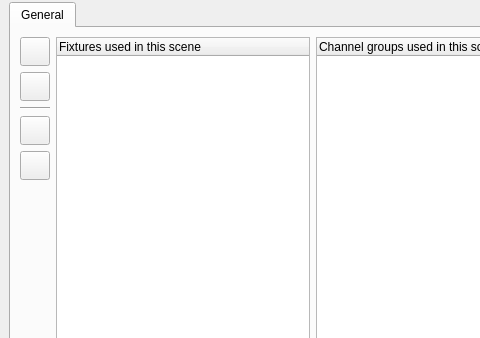
First picture: the form in ui/src/sceneeditor.ui, repository mcallegari/qlcplus, before the edit; both pictures show x 0 to 480 and y 0 to 338 of the 627 by 422 pixel window.
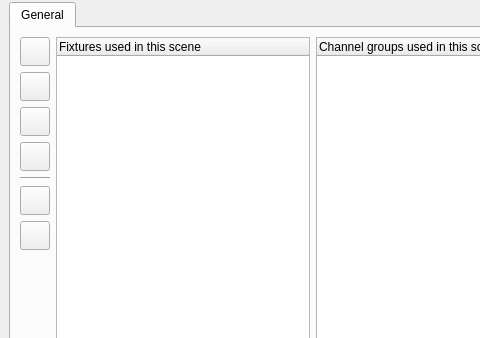
Second picture: the form after the edit. Icons and pictures are not drawn.

Commit message: engine/scene,ui/sceneeditor: implement fixture reordering

Patch:
```diff
--- a/ui/src/sceneeditor.ui
+++ b/ui/src/sceneeditor.ui
@@ -57,7 +57,7 @@
       <number>0</number>
      </property>
      <property name="elideMode">
-      <enum>Qt::ElideMiddle</enum>
+      <enum>Qt::TextElideMode::ElideMiddle</enum>
      </property>
      <widget class="QWidget" name="General">
       <attribute name="title">
@@ -67,10 +67,10 @@
        <string>General</string>
       </attribute>
       <layout class="QGridLayout" name="gridLayout">
-       <item row="9" column="3" rowspan="5">
+       <item row="9" column="3" rowspan="6">
         <spacer name="verticalSpacer">
          <property name="orientation">
-          <enum>Qt::Vertical</enum>
+          <enum>Qt::Orientation::Vertical</enum>
          </property>
          <property name="sizeHint" stdset="0">
           <size>
@@ -131,7 +131,7 @@
          </property>
         </widget>
        </item>
-       <item row="7" column="1" rowspan="7">
+       <item row="7" column="1" rowspan="8">
         <widget class="QTreeWidget" name="m_tree">
          <property name="sizePolicy">
           <sizepolicy hsizetype="Expanding" vsizetype="Expanding">
@@ -143,7 +143,7 @@
           <bool>true</bool>
          </property>
          <property name="selectionMode">
-          <enum>QAbstractItemView::ExtendedSelection</enum>
+          <enum>QAbstractItemView::SelectionMode::ExtendedSelection</enum>
          </property>
          <property name="rootIsDecorated">
           <bool>false</bool>
@@ -181,7 +181,41 @@
          </property>
         </widget>
        </item>
-       <item row="7" column="2" rowspan="7">
+       <item row="9" column="0">
+        <widget class="QToolButton" name="m_moveFixtureUpButton">
+         <property name="toolTip">
+          <string>Move the selected fixture up in the list</string>
+         </property>
+         <property name="icon">
+          <iconset resource="qlcui.qrc">
+           <normaloff>:/up.png</normaloff>:/up.png</iconset>
+         </property>
+         <property name="iconSize">
+          <size>
+           <width>22</width>
+           <height>22</height>
+          </size>
+         </property>
+        </widget>
+       </item>
+       <item row="10" column="0">
+        <widget class="QToolButton" name="m_moveFixtureDownButton">
+         <property name="toolTip">
+          <string>Move the selected fixture down in the list</string>
+         </property>
+         <property name="icon">
+          <iconset resource="qlcui.qrc">
+           <normaloff>:/down.png</normaloff>:/down.png</iconset>
+         </property>
+         <property name="iconSize">
+          <size>
+           <width>22</width>
+           <height>22</height>
+          </size>
+         </property>
+        </widget>
+       </item>
+       <item row="7" column="2" rowspan="8">
         <widget class="QTreeWidget" name="m_channelGroupsTree">
          <property name="sizePolicy">
           <sizepolicy hsizetype="Expanding" vsizetype="Expanding">
@@ -193,7 +227,7 @@
           <bool>true</bool>
          </property>
          <property name="selectionMode">
-          <enum>QAbstractItemView::ExtendedSelection</enum>
+          <enum>QAbstractItemView::SelectionMode::ExtendedSelection</enum>
          </property>
          <property name="rootIsDecorated">
           <bool>false</bool>
@@ -211,14 +245,14 @@
          </column>
         </widget>
        </item>
-       <item row="9" column="0">
-        <widget class="Line" name="line">
-         <property name="orientation">
-          <enum>Qt::Horizontal</enum>
-         </property>
-        </widget>
-       </item>
        <item row="11" column="0">
+        <widget class="Line" name="line">
+         <property name="orientation">
+          <enum>Qt::Orientation::Horizontal</enum>
+         </property>
+        </widget>
+       </item>
+       <item row="13" column="0">
         <widget class="QToolButton" name="m_disableChannelsButton">
          <property name="toolTip">
           <string>Disable all fixtures' channels</string>
@@ -235,7 +269,7 @@
          </property>
         </widget>
        </item>
-       <item row="10" column="0">
+       <item row="12" column="0">
         <widget class="QToolButton" name="m_enableChannelsButton">
          <property name="toolTip">
           <string>Enable all fixtures' channels</string>
@@ -252,10 +286,10 @@
          </property>
         </widget>
        </item>
-       <item row="12" column="0" rowspan="2">
+       <item row="14" column="0">
         <spacer name="verticalSpacer_2">
          <property name="orientation">
-          <enum>Qt::Vertical</enum>
+          <enum>Qt::Orientation::Vertical</enum>
          </property>
          <property name="sizeHint" stdset="0">
           <size>
```
The commit also changes 4 other files.
